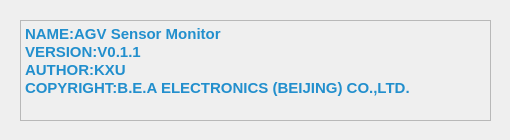
Old version of the form aboutdialog.ui in the repository hutaramari/AGVRD_Monitor.
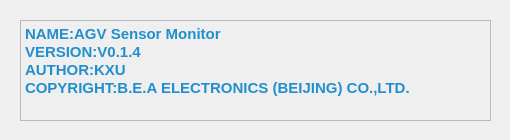
New version of the form.

The edit to the form file:
```diff
--- a/aboutdialog.ui
+++ b/aboutdialog.ui
@@ -44,9 +44,9 @@
     <string>&lt;!DOCTYPE HTML PUBLIC &quot;-//W3C//DTD HTML 4.0//EN&quot; &quot;http://www.w3.org/TR/REC-html40/strict.dtd&quot;&gt;
 &lt;html&gt;&lt;head&gt;&lt;meta name=&quot;qrichtext&quot; content=&quot;1&quot; /&gt;&lt;style type=&quot;text/css&quot;&gt;
 p, li { white-space: pre-wrap; }
-&lt;/style&gt;&lt;/head&gt;&lt;body style=&quot; font-family:'SimSun'; font-size:7.2pt; font-weight:400; font-style:normal;&quot;&gt;
+&lt;/style&gt;&lt;/head&gt;&lt;body style=&quot; font-family:'SimSun'; font-size:9pt; font-weight:400; font-style:normal;&quot;&gt;
 &lt;p style=&quot; margin-top:0px; margin-bottom:0px; margin-left:0px; margin-right:0px; -qt-block-indent:0; text-indent:0px;&quot;&gt;&lt;span style=&quot; font-size:11pt; font-weight:600; color:#228fcd;&quot;&gt;NAME:AGV Sensor Monitor&lt;/span&gt;&lt;/p&gt;
-&lt;p style=&quot; margin-top:0px; margin-bottom:0px; margin-left:0px; margin-right:0px; -qt-block-indent:0; text-indent:0px;&quot;&gt;&lt;span style=&quot; font-size:11pt; font-weight:600; color:#228fcd;&quot;&gt;VERSION:V0.1.1&lt;/span&gt;&lt;/p&gt;
+&lt;p style=&quot; margin-top:0px; margin-bottom:0px; margin-left:0px; margin-right:0px; -qt-block-indent:0; text-indent:0px;&quot;&gt;&lt;span style=&quot; font-size:11pt; font-weight:600; color:#228fcd;&quot;&gt;VERSION:V0.1.4&lt;/span&gt;&lt;/p&gt;
 &lt;p style=&quot; margin-top:0px; margin-bottom:0px; margin-left:0px; margin-right:0px; -qt-block-indent:0; text-indent:0px;&quot;&gt;&lt;span style=&quot; font-size:11pt; font-weight:600; color:#228fcd;&quot;&gt;AUTHOR:KXU&lt;/span&gt;&lt;/p&gt;
 &lt;p style=&quot; margin-top:0px; margin-bottom:0px; margin-left:0px; margin-right:0px; -qt-block-indent:0; text-indent:0px;&quot;&gt;&lt;span style=&quot; font-size:11pt; font-weight:600; color:#228fcd;&quot;&gt;COPYRIGHT:&lt;/span&gt;&lt;span style=&quot; font-family:'Arial,sans-serif'; font-size:11pt; font-weight:600; color:#228fcd;&quot;&gt;B.E.A ELECTRONICS (BEIJING) CO.,LTD.&lt;/span&gt;&lt;/p&gt;&lt;/body&gt;&lt;/html&gt;</string>
    </property>
```
